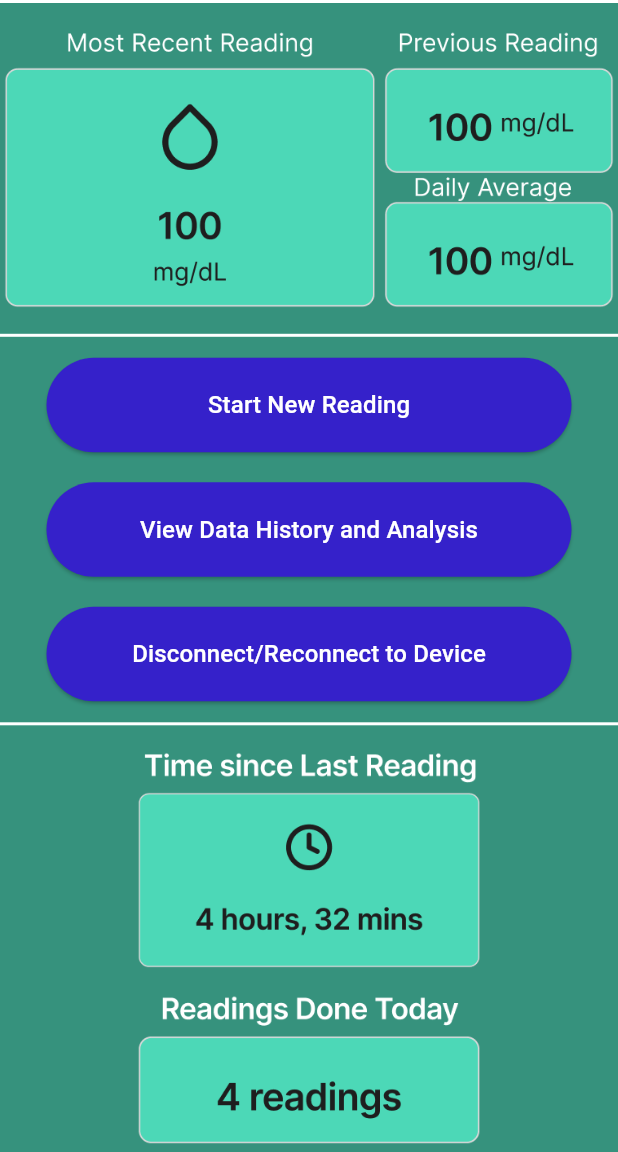
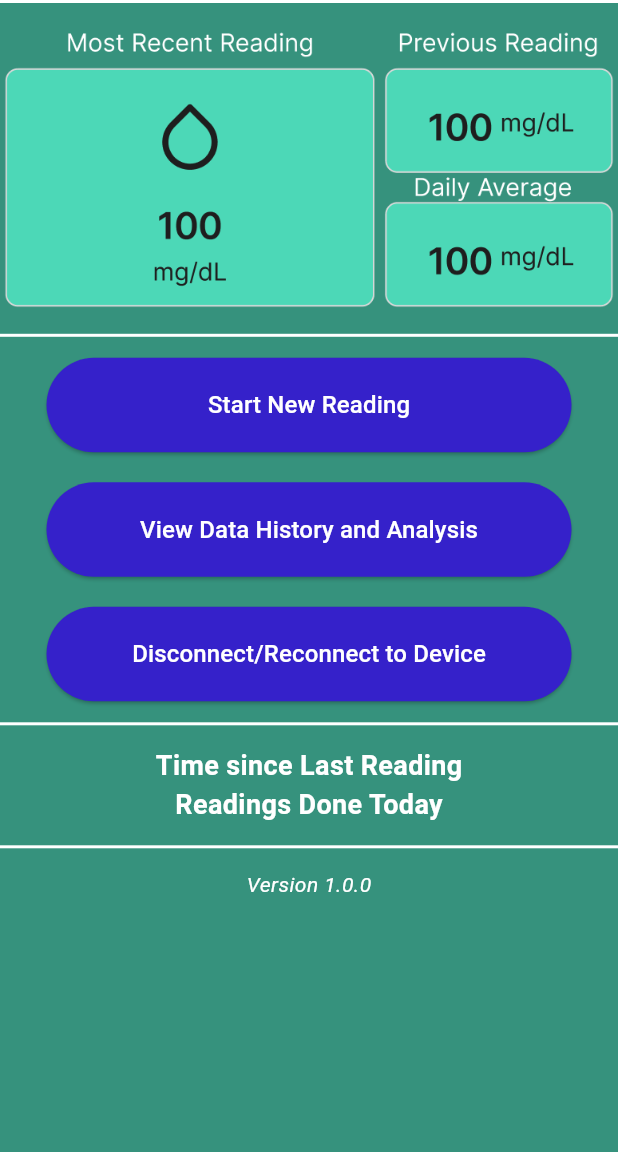
Before and after one commit to RicePandaaaa/KHealth, a Flutter app: the screen it shows after launch, on a phone screen of 412 x 824 dp, the part 84-1236 px from its top. Run offline on Flutter 3.47's test engine with Material 3 defaults, Android fonts, the phone set to English and light mode, and no system bars.

Commit message:
Start record number section

```diff
--- a/android_app/lib/screens/home_screen.dart
+++ b/android_app/lib/screens/home_screen.dart
@@ -111,9 +111,22 @@ class HomeScreen extends StatelessWidget {
               height: 30
             ),
 
-            Image.asset(
-              'assets/images/home_time_filler.png',
-              width: 250,
+            const Text(
+              'Time since Last Reading',
+              style: TextStyle(
+                color: Colors.white,
+                fontSize: 18,
+                fontWeight: FontWeight.bold,
+              ),
+            ),
+
+            const Text(
+              'Readings Done Today',
+              style: TextStyle(
+                color: Colors.white,
+                fontSize: 18,
+                fontWeight: FontWeight.bold,
+              ),
             ),
 
             const Divider(
```
